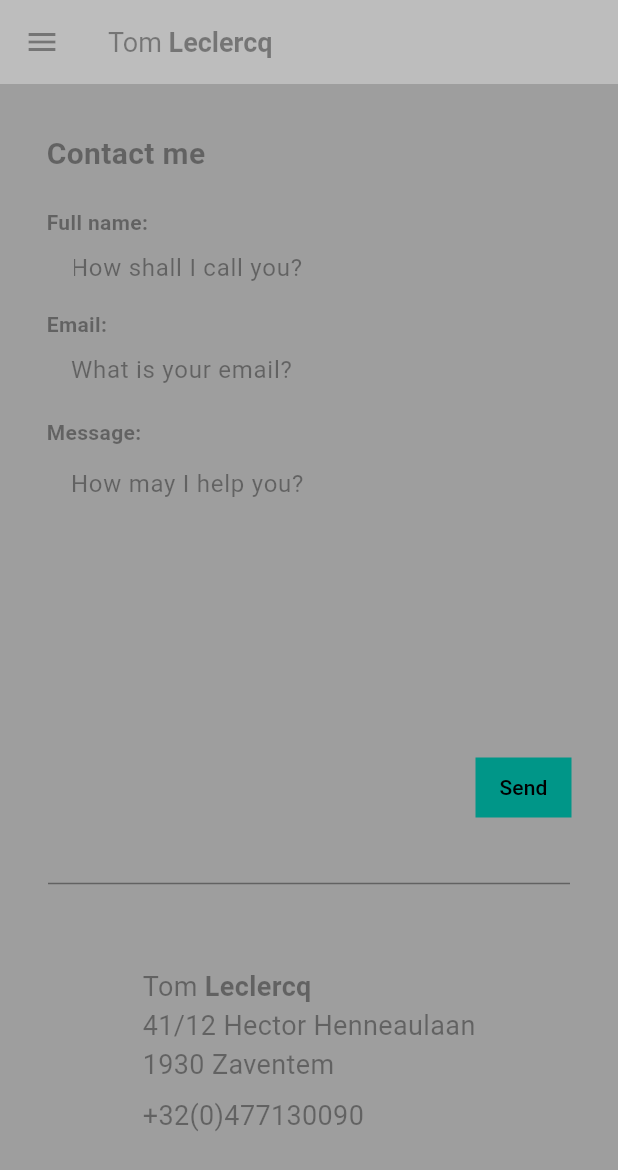
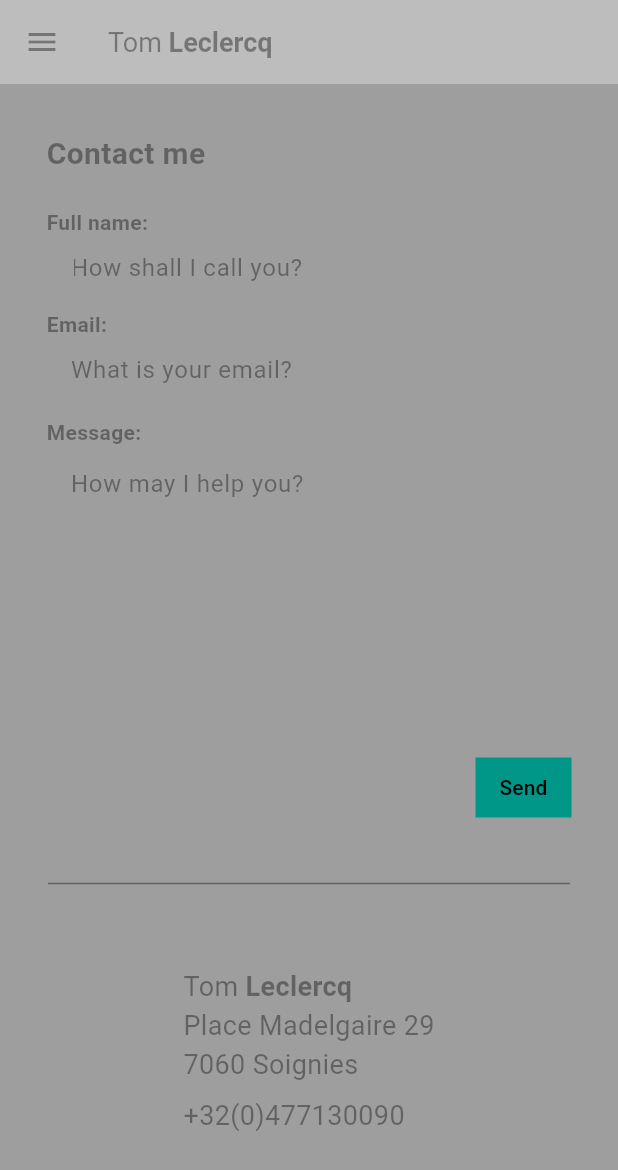
Before and after one commit to tomleclercq/portfolio, a Flutter app: the Contact screen opened by its route, on a phone screen of 412 x 824 dp. Shown: the top 1170 px of the screen. Run offline on Flutter 3.47's test engine with Material 3 defaults, Android fonts, the phone set to English and light mode, and no system bars; drawn by our look-alikes of styled_text; our stand-ins replace cloud_firestore, firebase_core, font_awesome_flutter, rive, url_strategy; missing offline and left inert: firebase_app_check; accounts and stored records are empty.

Commit message:
Address update

```diff
--- a/lib/pages/contact.dart
+++ b/lib/pages/contact.dart
@@ -64,8 +64,8 @@ class _ContactState extends State<Contact> {
                 crossAxisAlignment: CrossAxisAlignment.start,
                 children: [
                   CustomStyles.getText('Tom <b>Leclercq</b>'),
-                  CustomStyles.getText('41/12 Hector Henneaulaan'),
-                  CustomStyles.getText('1930 Zaventem'),
+                  CustomStyles.getText('Place Madelgaire 29'),
+                  CustomStyles.getText('7060 Soignies'),
                   const SizedBox(height: 8),
                   CustomStyles.getText('+32(0)477130090'),
                 ],
```
